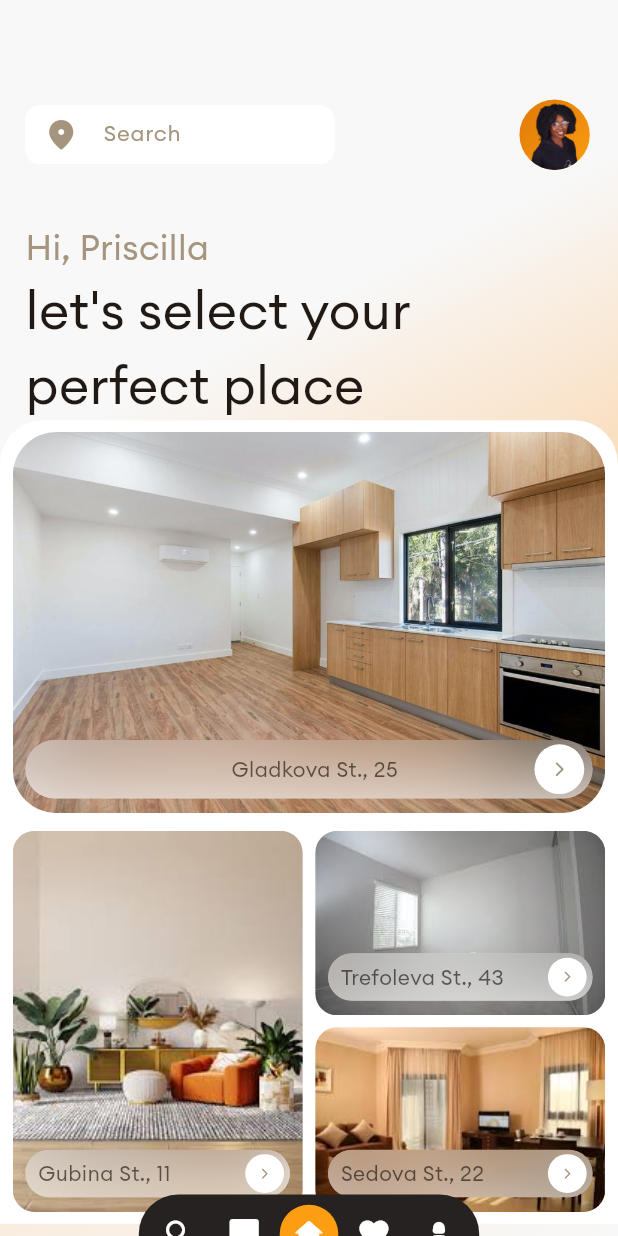
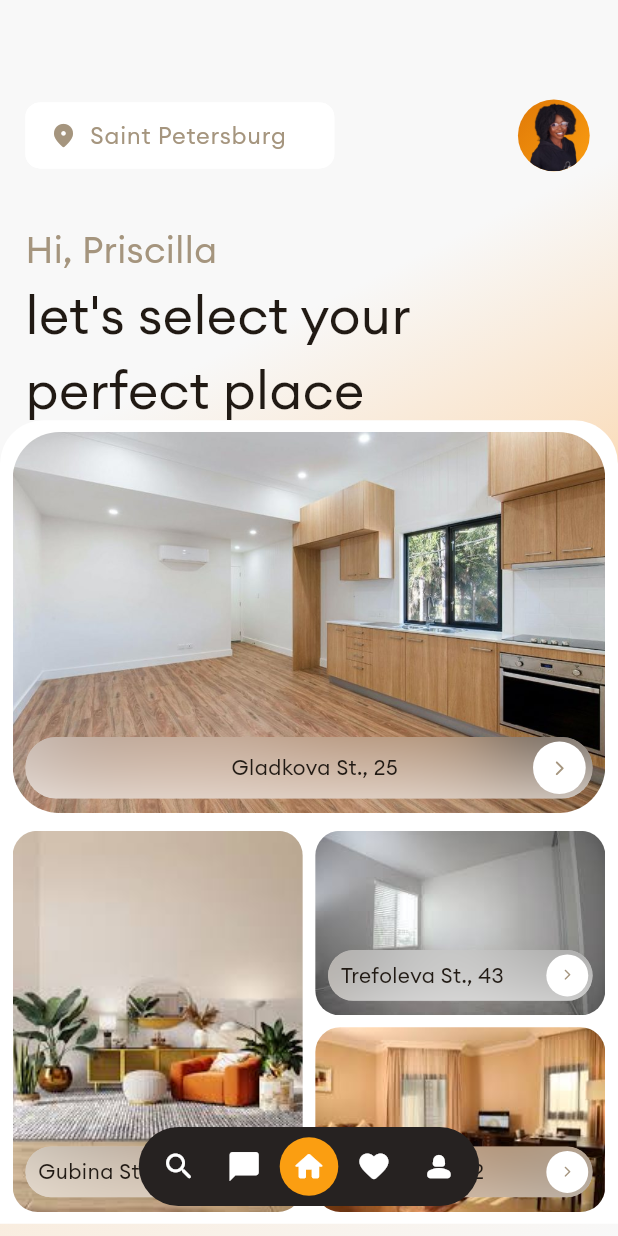
Before and after one commit to AchizuePriscilla/design-translation-task, a Flutter app: the screen it shows after launch, on a phone screen of 412 x 824 dp. Run offline on Flutter 3.47's test engine with Material 3 defaults, Android fonts, the phone set to English and light mode, and no system bars; our stand-ins replace flutter_map, flutter_screenutil, latlong2.

Commit message:
Chore: FIne tune animations on Home View

```diff
--- a/lib/real_estate_app.dart
+++ b/lib/real_estate_app.dart
@@ -58,7 +58,7 @@ class _RealEstateAppState extends State<RealEstateApp>
   }
 
   Future<void> animateBottomBar() async {
-    await Future.delayed(const Duration(milliseconds: 7300));
+    await Future.delayed(const Duration(milliseconds: 6000));
     _bottomBarSlideController.forward();
   }
 
--- a/lib/views/home_view.dart
+++ b/lib/views/home_view.dart
@@ -43,11 +43,6 @@ class _HomeViewState extends State<HomeView> with TickerProviderStateMixin {
         _bottomSheetMinHeight = 0.3;
       });
     });
-    await _homeViewAnimations.sliderScaleController.forward();
-    await Future.delayed(
-      const Duration(milliseconds: 300),
-    );
-    _homeViewAnimations.sliderSizeAndAddressFadeController.forward();
   }
 
   @override
@@ -92,7 +87,7 @@ class _HomeViewState extends State<HomeView> with TickerProviderStateMixin {
                   child: Text(
                     "Hi, Priscilla",
                     style: TextStyle(
-                      fontSize: 22.sp,
+                      fontSize: 23.sp,
                       color: Palette.grey,
                     ),
                   ),
@@ -149,7 +144,8 @@ class _HomeViewState extends State<HomeView> with TickerProviderStateMixin {
                           isFirstImage: true,
                           address: "Gladkova St., 25",
                           animations: _homeViewAnimations,
-                          slideAnimationSpeedFactor: 3,
+                          slideAnimationSpeedFactor: 2,
+                          scaleAnimationSpeedFactor: .8,
                         ),
                         CustomSpacer(
                           flex: 3,
@@ -160,7 +156,8 @@ class _HomeViewState extends State<HomeView> with TickerProviderStateMixin {
                               HouseImageContainer(
                                   imagePath: "two",
                                   address: "Gubina St., 11",
-                                  slideAnimationSpeedFactor: 0,
+                                  slideAnimationSpeedFactor: 0.1,
+                                  scaleAnimationSpeedFactor: 0.1,
                                   animations: _homeViewAnimations),
                               CustomSpacer(
                                 horizontal: true,
@@ -171,13 +168,15 @@ class _HomeViewState extends State<HomeView> with TickerProviderStateMixin {
                                     HouseImageContainer(
                                         imagePath: "three",
                                         address: "Trefoleva St., 43",
-                                        slideAnimationSpeedFactor: 0.3,
+                                        slideAnimationSpeedFactor: 0.7,
+                                        scaleAnimationSpeedFactor: 0.3,
                                         animations: _homeViewAnimations),
                                     CustomSpacer(),
                                     HouseImageContainer(
                                         imagePath: "four",
                                         address: "Sedova St., 22",
                                         slideAnimationSpeedFactor: 0.1,
+                                        scaleAnimationSpeedFactor: 0.1,
                                         animations: _homeViewAnimations),
                                   ],
                                 ),
@@ -214,7 +213,7 @@ class SearchRow extends StatelessWidget {
               return SizedBox(
                 width: _homeViewAnimations.searchRow.value *
                     (MediaQuery.of(context).size.width * 0.5),
-                height: 40.h,
+                height: 45.h,
                 child: SearchTextField(),
               );
             }),
@@ -222,8 +221,8 @@ class SearchRow extends StatelessWidget {
         ScaleTransition(
           scale: _homeViewAnimations.searchRow,
           child: Container(
-            width: 48.w,
-            height: 48.h,
+            width: 49.w,
+            height: 49.h,
             decoration: BoxDecoration(
               gradient: LinearGradient(
                 colors: [
@@ -307,20 +306,77 @@ class OffersRow extends StatelessWidget {
   }
 }
 
-class HouseImageContainer extends StatelessWidget {
-  const HouseImageContainer({
-    super.key,
+class HouseImageContainer extends StatefulWidget {
+  const HouseImageContainer(
+      {super.key,
       this.isFirstImage = false,
       required this.imagePath,
       required this.address,
       required this.animations,
       required this.slideAnimationSpeedFactor,
-  });
+      required this.scaleAnimationSpeedFactor});
   final String imagePath;
   final String address;
   final bool isFirstImage;
   final HomeViewAnimations animations;
   final double slideAnimationSpeedFactor;
+  final double scaleAnimationSpeedFactor;
+  @override
+  State<HouseImageContainer> createState() => _HouseImageContainerState();
+}
+
+class _HouseImageContainerState extends State<HouseImageContainer>
+    with TickerProviderStateMixin {
+  late final AnimationController sliderSizeAndAddressFadeController;
+  late final AnimationController sliderScaleController;
+  late final Animation<double> sliderScale;
+  late final Animation<double> addressFade;
+  late final Animation<double> sliderSize;
+  late double easeOutEnd;
+  late double widthMultiplier;
+  @override
+  void initState() {
+    easeOutEnd =
+        (0.5 + (1.0 - widget.scaleAnimationSpeedFactor) * 0.5).clamp(0.0, 1.0);
+    widthMultiplier =
+        (1 + (widget.slideAnimationSpeedFactor.clamp(0.1, 10.0) - 1) * 0.5);
+    sliderSizeAndAddressFadeController =
+        AnimationController(vsync: this, duration: Duration(seconds: 1));
+    sliderScaleController = AnimationController(
+        vsync: this,
+        duration: Duration(milliseconds: (easeOutEnd * 1000).toInt()));
+    sliderScale = Tween<double>(begin: 0, end: 1).animate(
+      CurvedAnimation(
+        parent: sliderScaleController,
+        curve: Interval(
+          0.0,
+          easeOutEnd,
+          curve: Curves.easeOut,
+        ),
+      ),
+    );
+    sliderSize = Tween<double>(begin: .09, end: 1).animate(
+      CurvedAnimation(
+        parent: sliderSizeAndAddressFadeController,
+        curve: Interval(0.09, 1, curve: Curves.easeOut),
+      ),
+    );
+    addressFade = Tween<double>(begin: 0, end: 1).animate(
+      CurvedAnimation(
+        parent: sliderSizeAndAddressFadeController,
+        curve: Interval(0.5, 1, curve: Curves.easeOut),
+      ),
+    );
+    super.initState();
+    Future.microtask(() => animate());
+  }
+
+  Future<void> animate() async {
+    await Future.delayed(Duration(milliseconds: 3800));
+    await sliderScaleController.forward();
+    sliderSizeAndAddressFadeController.forward();
+  }
+
   @override
   Widget build(BuildContext context) {
     return Expanded(
@@ -328,15 +384,17 @@ class HouseImageContainer extends StatelessWidget {
         children: [
           Container(
             decoration: BoxDecoration(
-              borderRadius: BorderRadius.circular(isFirstImage ? 30.r : 15.r),
+              borderRadius:
+                  BorderRadius.circular(widget.isFirstImage ? 32.r : 17.r),
               image: DecorationImage(
-                image: AssetImage('assets/images/house_$imagePath.jpg'),
+                image:
+                    AssetImage('assets/images/house_${widget.imagePath}.jpg'),
                 fit: BoxFit.cover,
               ),
             ),
           ),
           AnimatedBuilder(
-              animation: animations.sliderSize,
+              animation: sliderSize,
               builder: (context, child) {
                 return Align(
                   alignment: Alignment.bottomLeft,
@@ -344,27 +402,24 @@ class HouseImageContainer extends StatelessWidget {
                     padding:
                         EdgeInsets.symmetric(vertical: 10.h, horizontal: 8.w),
                     child: ScaleTransition(
-                      scale: animations.sliderScale,
+                      scale: sliderScale,
                       alignment: Alignment.centerLeft,
                       child: ClipRRect(
-                        borderRadius: BorderRadius.circular(30.r),
+                        borderRadius: BorderRadius.circular(32.r),
                         child: Container(
                           padding: EdgeInsets.fromLTRB(
-                            animations.sliderSize.value == 0.09 ? 1.h : 8.w,
+                            sliderSize.value == 0.09 ? 1.h : 8.w,
                             3.h,
                             1.w,
                             3.h,
                           ),
-                          width: animations.sliderSize.value != 0.09
+                          width: sliderSize.value != 0.09
                               ? MediaQuery.of(context).size.width *
-                                  (animations.sliderSize.value *
-                                      (1 +
-                                          (slideAnimationSpeedFactor - 1) *
-                                              0.5))
-                              : !isFirstImage
-                                  ? 30.w
-                                  : 40.w,
-                          height: !isFirstImage ? 30.w : 40.h,
+                                  (sliderSize.value * widthMultiplier)
+                              : !widget.isFirstImage
+                                  ? 32.w
+                                  : 42.w,
+                          height: !widget.isFirstImage ? 32.w : 42.h,
                           decoration: BoxDecoration(
                             color: Palette.white.withValues(alpha: .5),
                             borderRadius: BorderRadius.circular(30.r),
@@ -372,37 +427,38 @@ class HouseImageContainer extends StatelessWidget {
                           child: BackdropFilter(
                             filter: ImageFilter.blur(sigmaX: 30, sigmaY: 30),
                             child: Stack(
-                              alignment: isFirstImage
+                              alignment: widget.isFirstImage
                                   ? Alignment.center
                                   : Alignment.centerLeft,
                               children: [
-                                if (animations.sliderSize.value != 0.09)
+                                if (sliderSize.value != 0.09)
                                   FadeTransition(
-                                    opacity: animations.addressFade,
+                                    opacity: addressFade,
                                     child: Text(
-                                      address,
+                                      widget.address,
                                       style: TextStyle(
                                         overflow: TextOverflow.ellipsis,
                                       ),
                                     ),
                                   ),
                                 ScaleTransition(
-                                  scale: animations.sliderScale,
+                                  scale: sliderScale,
                                   child: Align(
-                                    alignment:
-                                        animations.sliderSize.value == 0.09
+                                    alignment: sliderSize.value == 0.09
                                         ? Alignment.center
                                         : Alignment.centerRight,
                                     child: Container(
-                                      width: !isFirstImage ? 30.w : 40.w,
-                                      height: !isFirstImage ? 30.w : 40.h,
+                                      width: !widget.isFirstImage ? 30.w : 40.w,
+                                      height:
+                                          !widget.isFirstImage ? 30.w : 40.h,
                                       decoration: BoxDecoration(
                                         color: Palette.white,
                                         shape: BoxShape.circle,
                                       ),
                                       child: Icon(
                                         Icons.arrow_forward_ios_rounded,
-                                        size: !isFirstImage ? 8.sp : 11.sp,
+                                        size:
+                                            !widget.isFirstImage ? 8.sp : 11.sp,
                                         color: Palette.grey,
                                       ),
                                     ),
@@ -472,25 +528,41 @@ class SearchTextField extends StatelessWidget {
   @override
   Widget build(BuildContext context) {
     return TextField(
-      textAlignVertical: TextAlignVertical(y: 0.5),
+      textAlignVertical: TextAlignVertical(y: 1),
       style: TextStyle(
         fontSize: 14.sp,
         color: Palette.grey,
       ),
       decoration: InputDecoration(
-        hintText: 'Search',
-        enabled: false,
-        prefixIcon: Icon(
+        hintText: 'Saint Petersburg',
+        prefixIcon: Padding(
+          padding: EdgeInsets.only(left: 15.w, right: 4.w),
+          child: Icon(
             Icons.location_on_rounded,
             color: Palette.grey,
+            size: 18.sp,
           ),
+        ),
+        prefixIconConstraints: BoxConstraints(minWidth: 30),
         hintStyle: TextStyle(
-          fontSize: 14.sp,
+          fontSize: 15.sp,
           color: Palette.grey,
         ),
         filled: true,
         fillColor: Palette.white,
         disabledBorder: OutlineInputBorder(
+          borderRadius: BorderRadius.circular(10.r),
+          borderSide: BorderSide(
+            color: Palette.white,
+          ),
+        ),
+        focusedBorder: OutlineInputBorder(
+          borderRadius: BorderRadius.circular(10.r),
+          borderSide: BorderSide(
+            color: Palette.white,
+          ),
+        ),
+        enabledBorder: OutlineInputBorder(
           borderRadius: BorderRadius.circular(10.r),
           borderSide: BorderSide(
             color: Palette.white,
@@ -508,9 +580,6 @@ class HomeViewAnimations {
   final AnimationController textFadeController;
   final AnimationController offersRowController;
   final AnimationController numberOfOffersController;
-  final AnimationController sliderScaleController;
-  final AnimationController sliderSizeAndAddressFadeController;
-  final AnimationController bottomNavBarController;
 
   late final Animation<double> pageFade;
   late final Animation<double> searchRow;
@@ -518,9 +587,6 @@ class HomeViewAnimations {
   late final Animation<double> textFade;
   late final Animation<double> offersRow;
   late final Animation<double> numberOfOffers;
-  late final Animation<double> sliderScale;
-  late final Animation<double> sliderSize;
-  late final Animation<double> addressFade;
   late final Animation<double> bottomNavBar;
 
   HomeViewAnimations(TickerProvider vsync)
@@ -535,13 +601,7 @@ class HomeViewAnimations {
         offersRowController = AnimationController(
             vsync: vsync, duration: Duration(milliseconds: 500)),
         numberOfOffersController =
-            AnimationController(vsync: vsync, duration: Duration(seconds: 1)),
-        sliderScaleController = AnimationController(
-            vsync: vsync, duration: Duration(milliseconds: 800)),
-        sliderSizeAndAddressFadeController =
-            AnimationController(vsync: vsync, duration: Duration(seconds: 2)),
-        bottomNavBarController = AnimationController(
-            vsync: vsync, duration: Duration(milliseconds: 800)) {
+            AnimationController(vsync: vsync, duration: Duration(seconds: 1)) {
     pageFade = Tween<double>(begin: 1, end: 0).animate(pageFadeController);
     searchRow = Tween<double>(begin: 0, end: 1).animate(searchRowController);
     nameTextFade =
@@ -550,26 +610,6 @@ class HomeViewAnimations {
     offersRow = Tween<double>(begin: 0, end: 1).animate(offersRowController);
     numberOfOffers =
         Tween<double>(begin: 0, end: 1).animate(numberOfOffersController);
-    sliderScale =
-        Tween<double>(begin: 0, end: 1).animate(sliderScaleController);
-    sliderSize = Tween<double>(begin: .09, end: 1).animate(
-      CurvedAnimation(
-        parent: sliderSizeAndAddressFadeController,
-        curve: Interval(0.09, 1, curve: Curves.easeOut),
-      ),
-    );
-    addressFade = Tween<double>(begin: 0, end: 1).animate(
-      CurvedAnimation(
-        parent: sliderSizeAndAddressFadeController,
-        curve: Interval(0.5, 1, curve: Curves.easeOut),
-      ),
-    );
-    bottomNavBar = Tween<double>(begin: 0, end: 1).animate(
-      CurvedAnimation(
-        parent: bottomNavBarController,
-        curve: Curves.easeOut,
-      ),
-    );
   }
 
   void dispose() {
@@ -578,9 +618,6 @@ class HomeViewAnimations {
     nameTextFadeController.dispose();
     offersRowController.dispose();
     numberOfOffersController.dispose();
-    sliderScaleController.dispose();
-    sliderSizeAndAddressFadeController.dispose();
     pageFadeController.dispose();
-    bottomNavBarController.dispose();
   }
 }
```
Lines whose indentation alone changed are shown as unchanged.
